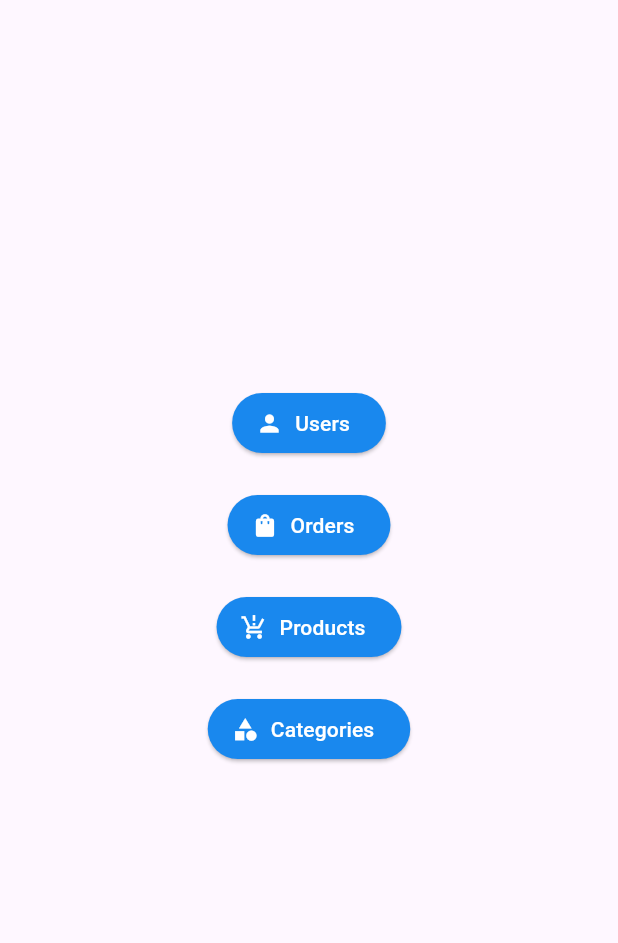
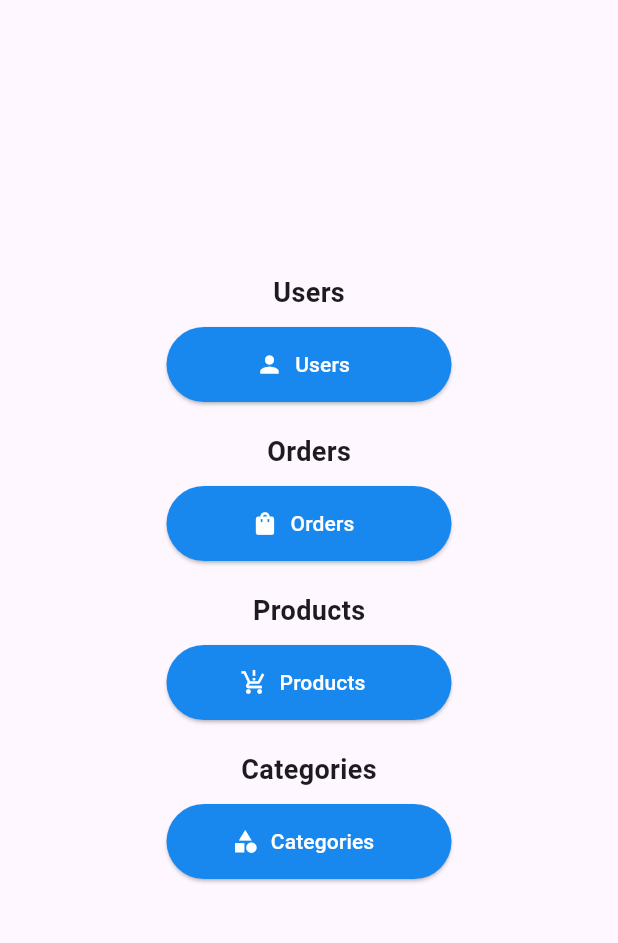
Before and after one commit to hanzala5225/Electro-Rent-Admin-Panel, a Flutter app: the screen it shows after launch, on a phone screen of 412 x 824 dp, the part 84-1027 px from its top. Run offline on Flutter 3.47's test engine with Material 3 defaults, Android fonts, the phone set to English and light mode, and no system bars; our stand-ins replace cached_network_image, cloud_firestore, device_info_plus, firebase_auth, firebase_core, firebase_storage and 5 more; missing offline and left inert: dart:ffi, flutter_vision, pytorch_lite; accounts and stored records are empty.

```diff
--- a/lib/screens/Single-Product-Detail-Screen.dart
+++ b/lib/screens/Single-Product-Detail-Screen.dart
@@ -146,6 +146,7 @@ class SingleProductDetailScreen extends StatelessWidget {
       ),),
     );
   }
+
   Widget _buildImageCircle(String imageUrl) {
     return CircleAvatar(
       radius: 40.0,
--- a/lib/screens/main_screen.dart
+++ b/lib/screens/main_screen.dart
@@ -1,4 +1,5 @@
 import 'package:flutter/material.dart';
+import 'package:get/get.dart'; // Import the Get package
 import '../utils/app_constant.dart';
 import '../widgets/Custom_Drawer.dart';
 import 'All-Orders-Screen.dart';
@@ -25,98 +26,60 @@ class MainScreen extends StatelessWidget {
         child: Column(
           mainAxisAlignment: MainAxisAlignment.center,
           children: [
-            // Button for Users
-            ElevatedButton.icon(
-              onPressed: () {
-                Navigator.push(
-                  context,
-                  MaterialPageRoute(builder: (context) => AllUsersScreen()),
-                );
-                showSnackbar(context, 'Users');
-              },
-              icon: Icon(Icons.person, color: Colors.white),
-              label: Text(
-                'Users',
-                style: TextStyle(color: Colors.white),
-              ),
-              style: ButtonStyle(
-                backgroundColor: MaterialStateProperty.all<Color>(AppConstant.appMainColor),
-              ),
-            ),
+            buildButton(context, 'Users', Icons.person, AllUsersScreen()),
             SizedBox(height: 20),
-            // Button for Orders
-            ElevatedButton.icon(
-              onPressed: () {
-                Navigator.push(
-                  context,
-                  MaterialPageRoute(builder: (context) => AllOrdersScreen()),
-                );
-                showSnackbar(context, 'Orders');
-              },
-              icon: Icon(Icons.shopping_bag, color: Colors.white),
-              label: Text(
-                'Orders',
-                style: TextStyle(color: Colors.white),
-              ),
-              style: ButtonStyle(
-                backgroundColor: MaterialStateProperty.all<Color>(AppConstant.appMainColor),
-              ),
-            ),
+            buildButton(context, 'Orders', Icons.shopping_bag, AllOrdersScreen()),
             SizedBox(height: 20),
-            // Button for Products
-            ElevatedButton.icon(
-              onPressed: () {
-                Navigator.push(
-                  context,
-                  MaterialPageRoute(builder: (context) => AllProductsScreen()),
-                );
-                showSnackbar(context, 'Products');
-              },
-              icon: Icon(Icons.production_quantity_limits, color: Colors.white),
-              label: Text(
-                'Products',
-                style: TextStyle(color: Colors.white),
-              ),
-              style: ButtonStyle(
-                backgroundColor: MaterialStateProperty.all<Color>(AppConstant.appMainColor),
-              ),
-            ),
+            buildButton(context, 'Products', Icons.production_quantity_limits, AllProductsScreen()),
             SizedBox(height: 20),
-            // Button for Categories
-            ElevatedButton.icon(
-              onPressed: () {
-                // Navigator.push(
-                //   context,
-                //   MaterialPageRoute(builder: (context) => AllCategoriesScreen()),
-                // );
-                // showSnackbar(context, 'Categories');
-              },
-              icon: Icon(Icons.category, color: Colors.white),
-              label: Text(
-                'Categories',
-                style: TextStyle(color: Colors.white),
-              ),
-              style: ButtonStyle(
-                backgroundColor: MaterialStateProperty.all<Color>(AppConstant.appMainColor),
-              ),
-            ),
+            buildButton(context, 'Categories', Icons.category, null), // Modify this according to your logic
           ],
         ),
       ),
     );
   }
 
-  void showSnackbar(BuildContext context, String title) {
-    ScaffoldMessenger.of(context).showSnackBar(
-      SnackBar(
-        content: Text('Navigating to $title Screen...'),
-        backgroundColor: AppConstant.appMainColor,
-        behavior: SnackBarBehavior.floating,
-        duration: Duration(seconds: 2),
-        shape: RoundedRectangleBorder(
-          borderRadius: BorderRadius.circular(10),
+  Widget buildButton(BuildContext context, String title, IconData icon, Widget? screen) {
+    return Column(
+      children: [
+        Text(
+          title,
+          style: TextStyle(fontSize: 18, fontWeight: FontWeight.bold),
         ),
-      ),
+        SizedBox(height: 10),
+        SizedBox(
+          width: 190,
+          height: 50, // Adjust the height as needed
+          child: ElevatedButton.icon(
+            onPressed: () {
+              if (screen != null) {
+                Navigator.push(
+                  context,
+                  MaterialPageRoute(builder: (context) => screen),
+                );
+                Get.snackbar(
+                  "PLEASE WAIT",
+                  "Navigating to $title Screen...",
+                  snackPosition: SnackPosition.BOTTOM,
+                  backgroundColor: AppConstant.appSecondaryColor,
+                  colorText: AppConstant.appTextColor,
+                  duration: Duration(seconds: 2),
+                );
+              } else {
+                // Handle logic when screen is null
+              }
+            },
+            icon: Icon(icon, color: Colors.white),
+            label: Text(
+              title,
+              style: TextStyle(color: Colors.white),
+            ),
+            style: ButtonStyle(
+              backgroundColor: MaterialStateProperty.all<Color>(AppConstant.appMainColor),
+            ),
+          ),
+        ),
+      ],
     );
   }
 }
--- a/pubspec.yaml
+++ b/pubspec.yaml
@@ -84,10 +84,8 @@ flutter:
   uses-material-design: true
 
   # To add assets to your application, add an assets section, like this:
-  #assets:
-  # - assets/best.pt
-  #   - images/a_dot_ham.jpeg
-
+  assets:
+    - assets/
   # An image asset can refer to one or more resolution-specific "variants", see
   # https://flutter.dev/assets-and-images/#resolution-aware
 
```
Also changed, not shown: lib/controllers/Get-Products-Images-Controller.dart (+31 -6 lines), lib/screens/Add-Products-Screen.dart (+193 -36 lines).
